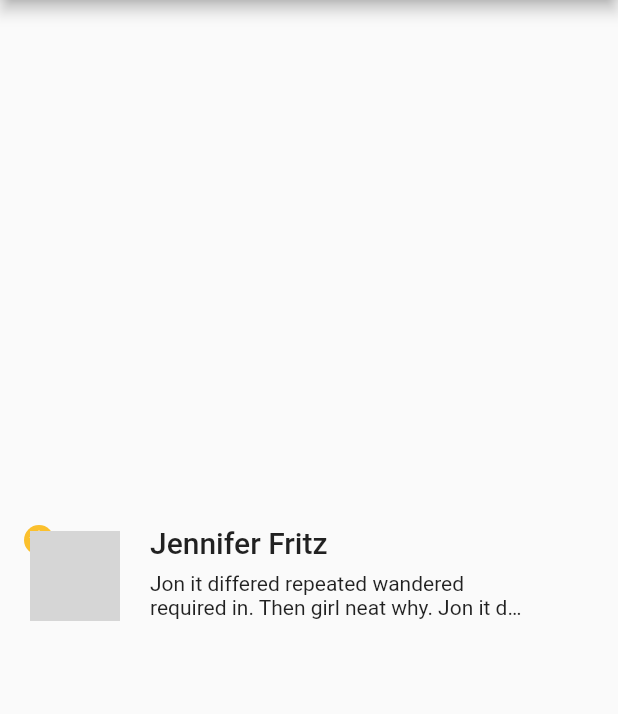
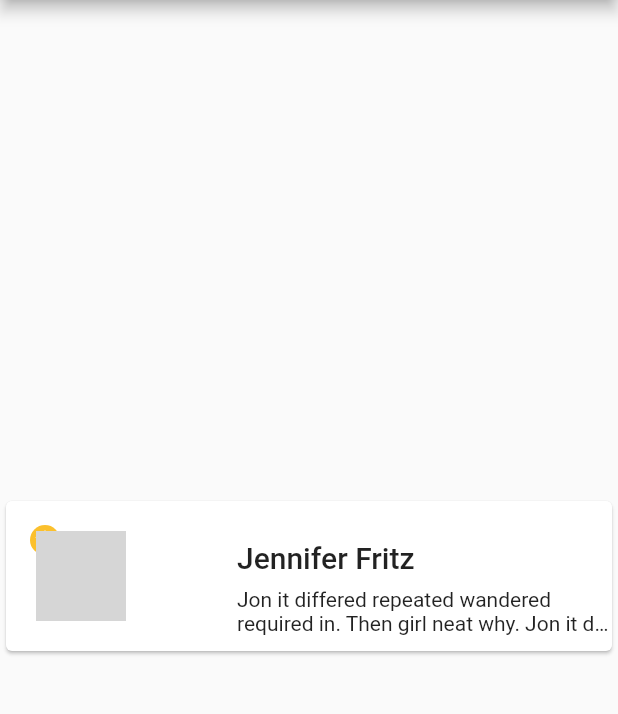
Before and after one commit to dan7sc/flutter-contact-list, a Flutter app: the screen it shows after launch, on a phone screen of 412 x 824 dp, the part 84-798 px from its top. Run offline on Flutter 3.47's test engine with Material 2 defaults, Android fonts, the phone set to English and light mode, and no system bars; network calls fail; grey boxes are pictures that could not be loaded.

Commit message:
Contact info inside a card

```diff
--- a/lib/main.dart
+++ b/lib/main.dart
@@ -60,10 +60,12 @@ class _MyHomePageState extends State<MyHomePage> {
       body: Column(
         mainAxisAlignment: MainAxisAlignment.center,
         crossAxisAlignment: CrossAxisAlignment.center,
+        mainAxisSize: MainAxisSize.max,
         children: [
-          Row(
-            mainAxisAlignment: MainAxisAlignment.start,
-            crossAxisAlignment: CrossAxisAlignment.start,
+          Card(
+            child: Row(
+              mainAxisSize: MainAxisSize.max,
+              mainAxisAlignment: MainAxisAlignment.spaceBetween,
               children: [
                 Padding(
                   padding: const EdgeInsets.all(16.0),
@@ -137,7 +139,7 @@ class _MyHomePageState extends State<MyHomePage> {
                         "Jennifer Fritz",
                         style: TextStyle(
                           fontSize: 20.0,
-                        fontWeight: FontWeight. w500,
+                          fontWeight: FontWeight.w500,
                         ),
                       ),
                       SizedBox(
@@ -165,6 +167,7 @@ class _MyHomePageState extends State<MyHomePage> {
                 ),
               ],
             ),
+          ),
         ],
       ),
     );
```
Lines whose indentation alone changed are shown as unchanged.
